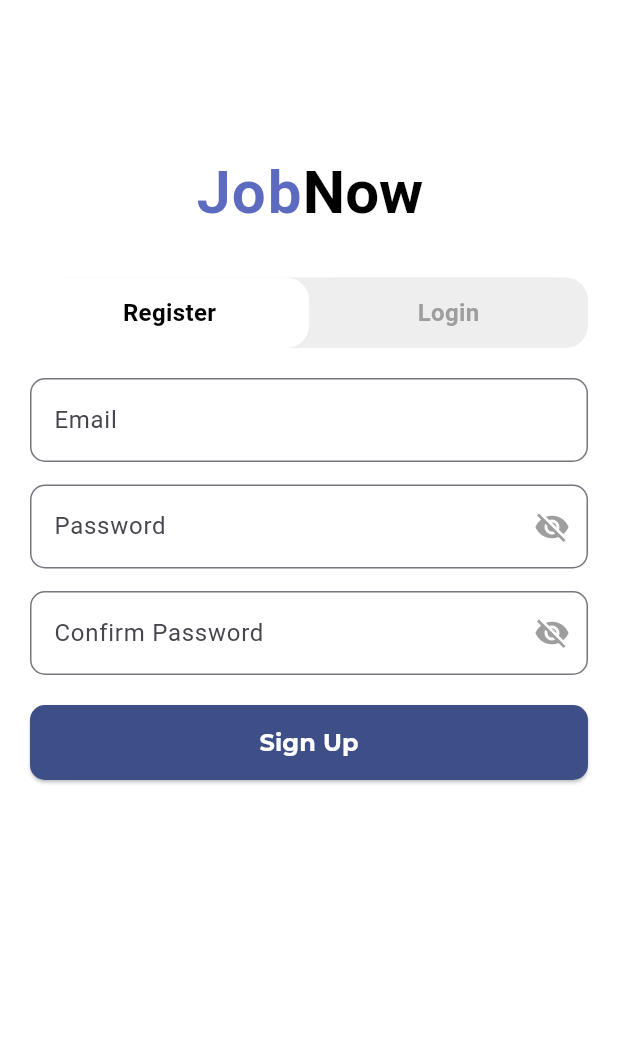
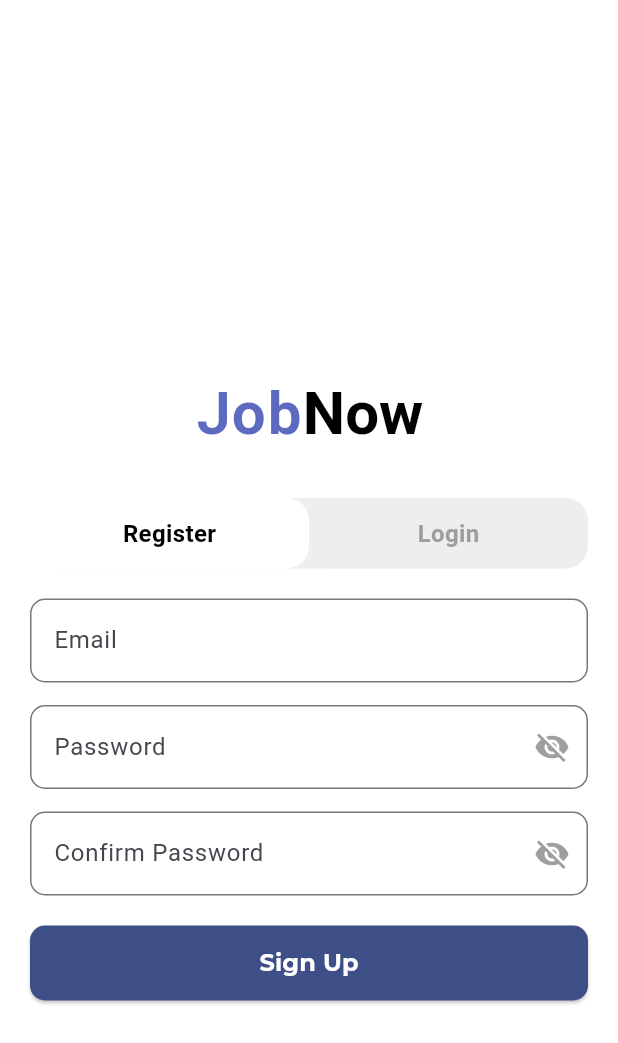
Before and after one commit to IbnuAlfarezi/final_project, a Flutter app: the AuthScreen screen opened by its route, on a phone screen of 412 x 824 dp. Shown: the top 1043 px of the screen. Run offline on Flutter 3.47's test engine with Material 3 defaults, Android fonts, the phone set to English and light mode, and no system bars; our stand-ins replace firebase_auth, firebase_core, get, google_fonts, smooth_page_indicator; accounts and stored records are empty; network calls fail.

```diff
--- a/lib/components/custom_button.dart
+++ b/lib/components/custom_button.dart
@@ -12,7 +12,7 @@ class CustomButton extends StatelessWidget {
     super.key,
     required this.text,
     required this.onPressed,
-    this.color = AppColors.mainButton ,
+    this.color = AppColors.mainColor ,
     this.textColor = Colors.white,
   });
 
--- a/lib/controller/auth_controller.dart
+++ b/lib/controller/auth_controller.dart
@@ -1,3 +1,4 @@
+import 'package:final_project/routes/app_routes.dart';
 import 'package:firebase_auth/firebase_auth.dart';
 import 'package:flutter/material.dart';
 import 'package:get/get.dart';
@@ -49,6 +50,7 @@ class AuthController extends GetxController {
       } else {
         await _auth.signInWithEmailAndPassword(email: email, password: password);
         CustomSnackbar.show("Success", "Login successful", isSuccess: true);
+        Get.offAllNamed(AppRoutes.home);
       }
     } on FirebaseAuthException catch (e) {
       CustomSnackbar.show("Error", e.message ?? "An error occurred", isSuccess: false);
--- a/lib/main.dart
+++ b/lib/main.dart
@@ -1,4 +1,5 @@
 import 'package:final_project/pages/index.dart';
+import 'package:final_project/pages/user/home.dart';
 import 'package:final_project/routes/app_routes.dart';
 import 'package:flutter/material.dart';
 import 'package:get/get.dart';
@@ -25,7 +26,7 @@ class MainApp extends StatelessWidget {
         scaffoldBackgroundColor: Colors.white
       ),
       getPages: AppRoutes.routes,
-      home: SplashScreen(),
+      home: HomePage(),
     );
   }
 }
--- /dev/null
+++ b/lib/models/job_model.dart
@@ -0,0 +1,55 @@
+class Job {
+  int id;
+  String jobSlug;
+  String jobTitle;
+  String companyName;
+  String companyLogo;
+  List<String> jobIndustry;
+  List<String> jobType;
+  String jobGeo;
+  String jobLevel;
+  String jobExcerpt;
+  String jobDescription;
+  String pubDate;
+  int annualSalaryMin;
+  int annualSalaryMax;
+  String salaryCurrency;
+
+  Job({
+    required this.id,
+    required this.jobSlug,
+    required this.jobTitle,
+    required this.companyName,
+    required this.companyLogo,
+    required this.jobIndustry,
+    required this.jobType,
+    required this.jobGeo,
+    required this.jobLevel,
+    required this.jobExcerpt,
+    required this.jobDescription,
+    required this.pubDate,
+    required this.annualSalaryMin,
+    required this.annualSalaryMax,
+    required this.salaryCurrency,
+  });
+
+  factory Job.fromJson(Map<String, dynamic> json) {
+    return Job(
+      id: json['id'],
+      jobSlug: json['jobSlug'],
+      jobTitle: json['jobTitle'],
+      companyName: json['companyName'],
+      companyLogo: json['companyLogo'],
+      jobIndustry: List<String>.from(json['jobIndustry'] ?? []),
+      jobType: List<String>.from(json['jobType'] ?? []),
+      jobGeo: json['jobGeo'],
+      jobLevel: json['jobLevel'],
+      jobExcerpt: json['jobExcerpt'],
+      jobDescription: json['jobDescription'],
+      pubDate: json['pubDate'],
+      annualSalaryMin: json['annualSalaryMin'] ?? 0,
+      annualSalaryMax: json['annualSalaryMax'] ?? 0,
+      salaryCurrency: json['salaryCurrency'] ?? "USD",
+    );
+  }
+}
--- a/lib/pages/auth/login.dart
+++ b/lib/pages/auth/login.dart
@@ -17,6 +17,7 @@ class AuthScreen extends StatelessWidget {
         padding: const EdgeInsets.symmetric(horizontal: 20),
         child: Column(
           crossAxisAlignment: CrossAxisAlignment.center,
+          mainAxisAlignment: MainAxisAlignment.center,
           children: [
             const SizedBox(height: 100),
             RichText(
--- a/lib/routes/app_routes.dart
+++ b/lib/routes/app_routes.dart
@@ -13,6 +13,7 @@ class AppRoutes {
 static final routes = [
   GetPage(name: splashScreen, page: () => SplashScreen()),
   GetPage(name: login, page: () => AuthScreen()),
+  GetPage(name: home, page: () => AuthScreen()),
 ];
 
 }
--- a/lib/style/color_style.dart
+++ b/lib/style/color_style.dart
@@ -1,8 +1,11 @@
 import 'dart:ui';
+
+import 'package:flutter/material.dart';
 
 class AppColors {
   static const Color splashHeading = Color(0xff5C6BC0);
   static const Color splashHeading2 = Color(0xff000000);
-  static const Color mainButton = Color(0xff3E4F88);
+  static const Color mainColor = Color(0xff3E4F88);
   static const Color linkText = Color(0xff007AFF);
+  static const Color mainText = Colors.grey;
 }
--- a/lib/style/typography.dart
+++ b/lib/style/typography.dart
@@ -19,4 +19,24 @@ class AppTextStyles {
     fontWeight: FontWeight.normal,
     color: AppColors.splashHeading2,
   );
+  static TextStyle home = GoogleFonts.inter(
+    fontSize: 14,
+    fontWeight: FontWeight.normal,
+    color: AppColors.mainText,
+  );
+  static TextStyle jobTittle = GoogleFonts.inter(
+    fontSize: 14,
+    fontWeight: FontWeight.w600,
+    color: Colors.white,
+  );
+  static TextStyle jobText = GoogleFonts.inter(
+    fontSize: 11,
+    fontWeight: FontWeight.normal,
+    color: Colors.white,
+  );
+  static TextStyle homeTittle = GoogleFonts.inter(
+    fontSize: 20,
+    fontWeight: FontWeight.w600,
+    color: AppColors.mainColor,
+  );
 }
--- a/pubspec.yaml
+++ b/pubspec.yaml
@@ -13,6 +13,8 @@ dependencies:
     sdk: flutter
   get: ^4.7.2
   google_fonts: ^6.2.1
+  http: ^1.3.0
+  provider: ^6.1.2
   smooth_page_indicator: ^1.2.1
 
 dev_dependencies:
```
Also changed, not shown: lib/components/job_card.dart (added, +64 -0 lines), lib/components/job_grid_card.dart (added, +40 -0 lines), lib/components/job_tag.dart (added, +21 -0 lines), lib/config/job_api.dart (added, +52 -0 lines), lib/pages/user/home.dart (added, +160 -0 lines), pubspec.lock.
